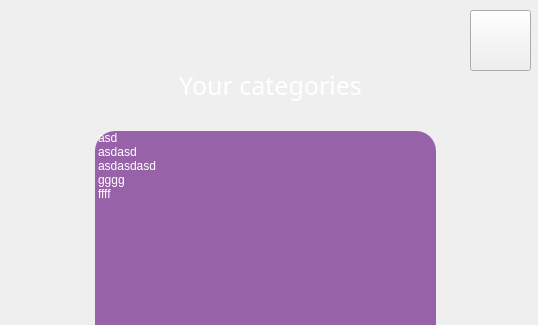
This is ui/ManageCategoriesPage.ui in vburmus/budget-calculator as Qt 5 draws it before an edit; both pictures show x 0 to 538 and y 0 to 325 of the 538 by 768 pixel window. The edited form follows.
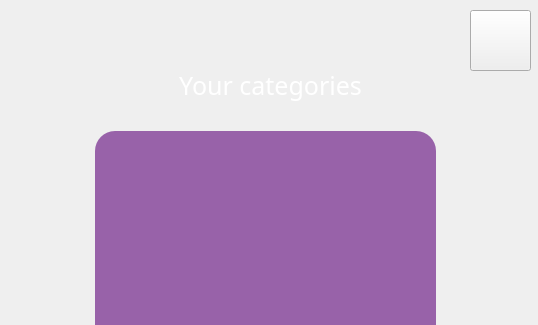
This is the edited form. Icons and pictures are not drawn.

Commit message: feat(budget_calculator) added transactions to the main page

What changed in the file:
```diff
--- a/ui/ManageCategoriesPage.ui
+++ b/ui/ManageCategoriesPage.ui
@@ -90,31 +90,6 @@
     <property name="styleSheet">
      <string notr="true"/>
     </property>
-    <item>
-     <property name="text">
-      <string>asd</string>
-     </property>
-    </item>
-    <item>
-     <property name="text">
-      <string>asdasd</string>
-     </property>
-    </item>
-    <item>
-     <property name="text">
-      <string>asdasdasd</string>
-     </property>
-    </item>
-    <item>
-     <property name="text">
-      <string>gggg</string>
-     </property>
-    </item>
-    <item>
-     <property name="text">
-      <string>ffff</string>
-     </property>
-    </item>
    </widget>
   </widget>
   <widget class="QPushButton" name="deleteCategoryButton">
```
The commit also changes 2 other files.
